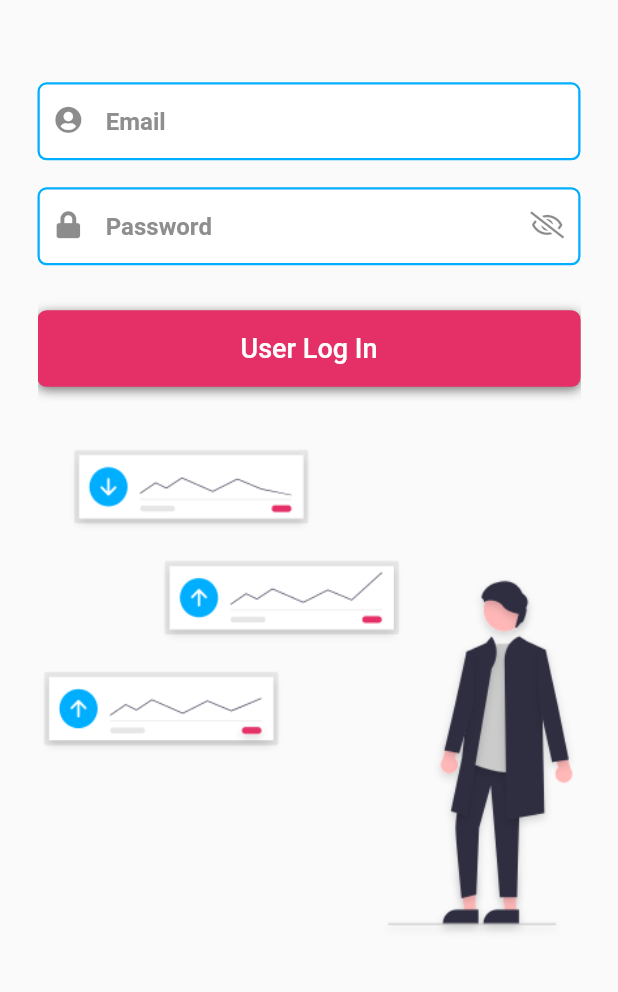
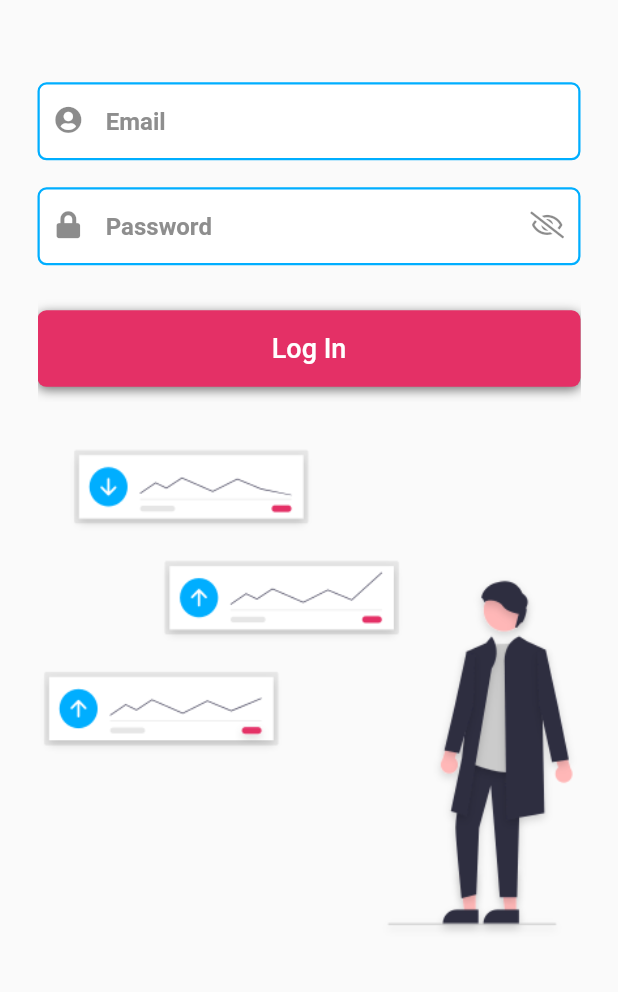
Before and after one commit to Lakshan-Banneheke/stockpilot-app, a Flutter app: the screen it shows after launch, on a phone screen of 412 x 824 dp, the part 212-1204 px from its top. Run offline on Flutter 3.47's test engine with Material 2 defaults, Android fonts, the phone set to English and light mode, and no system bars; our stand-ins replace bloc, dio, flutter_bloc, font_awesome_flutter, google_fonts, shared_preferences and 1 more.

Commit message:
Minor change

```diff
--- a/lib/views/login/loginUser.dart
+++ b/lib/views/login/loginUser.dart
@@ -64,7 +64,7 @@ class UserLoginPage extends StatelessWidget {
                           firstCurve: Curves.ease,
                           secondCurve: Curves.ease,
                           firstChild: ButtonIcon(
-                            text: 'User Log In',
+                            text: 'Log In',
                             onTap: () {
                               if (_formKey.currentState.validate()) {
                                 _formKey.currentState.save();
```
